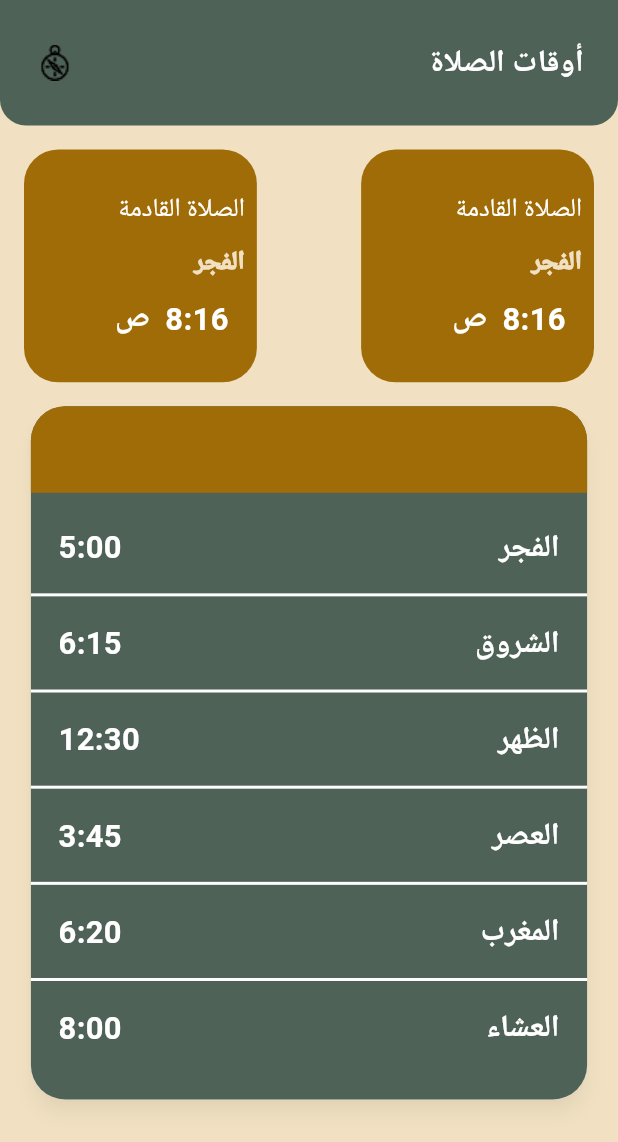
After one commit to hozifakhaled/hasna, a Flutter app: the PrayerstimersView screen opened by its route, on a phone screen of 412 x 824 dp. The commit adds this screen. Shown: the top 1142 px of the screen. Run offline on Flutter 3.47's test engine with Material 3 defaults, Android fonts, the phone set to English and light mode, and no system bars; our stand-ins replace bloc, equatable, flutter_bloc, flutter_screenutil, go_router, google_fonts; Roboto replaces fonts that are missing (Cairo).

Commit message:
prayer times

```diff
--- a/lib/constants/images.dart
+++ b/lib/constants/images.dart
@@ -26,6 +26,10 @@ class Assets {
   /// assets/images/iconinappbar.png
   static const String imagesIconinappbar = "assets/images/iconinappbar.png";
 
+  /// Assets for imagesImageposla
+  /// assets/images/imageposla.png
+  static const String imagesImageposla = "assets/images/imageposla.png";
+
   /// Assets for imagesOnbooardingimage
   /// assets/images/onbooardingimage.png
   static const String imagesOnbooardingimage = "assets/images/onbooardingimage.png";
--- a/lib/core/routing/app_routing.dart
+++ b/lib/core/routing/app_routing.dart
@@ -20,6 +20,11 @@ class AppRouting {
         path: Routes.hadith,
         builder: (context, state) => const HadithView(),
       ),
+
+           GoRoute(
+        path: Routes.prayTimers,
+        builder: (context, state) => const PrayerstimersView(),
+      ),
       GoRoute(
         path: Routes.home,
         builder: (context, state) => const HomeView(),
--- a/lib/core/widgets/custom_appbar1.dart
+++ b/lib/core/widgets/custom_appbar1.dart
@@ -5,12 +5,13 @@ import 'package:hasna/core/texts_styleing/text_styles.dart';
 import 'package:hasna/core/themeing/colors.dart';
 
 class CustomAppbar1 extends StatelessWidget {
-  const CustomAppbar1({super.key, required this.title});
+  const CustomAppbar1({super.key, required this.title, this.image});
   final String title;
+  final String? image;
   @override
   Widget build(BuildContext context) {
     return Container(
-      padding: EdgeInsets.symmetric(horizontal: 16.w),
+      padding: EdgeInsets.symmetric(horizontal: 20.w),
       width: double.infinity,
       height: 70.h,
      // color: AppColors.maincolor,
@@ -26,7 +27,7 @@ class CustomAppbar1 extends StatelessWidget {
         mainAxisAlignment:  MainAxisAlignment.spaceBetween,
         children: [
           Text(title,style:  TextStyles.text20.copyWith(color: Colors.white,fontWeight: FontWeight.bold),),
-          Image.asset(Assets.imagesIconinappbar,width: 24.w,height: 24.h,)
+          Image.asset(image?? Assets.imagesIconinappbar,width: 24.w,height: 24.h,)
         ],
       ),
     );
--- a/lib/features/onboarding/presentation/widgets/onboarding_view_body.dart
+++ b/lib/features/onboarding/presentation/widgets/onboarding_view_body.dart
@@ -35,7 +35,7 @@ class OnboardingViewBody extends StatelessWidget {
             width:context.width*0.6,
             child: CustomButton(text: 'ابدأ الان',buttonbodycolor: Colors.white,textcolor: AppColors.maincolor,onTap: (){
 
-              GoRouter.of(context).push(Routes.hadith);
+              GoRouter.of(context).push(Routes.prayTimers);
             },))
             ],
           ),
--- a/lib/features/prayerstimers/presentation/screens/prayerstimers_view.dart
+++ b/lib/features/prayerstimers/presentation/screens/prayerstimers_view.dart
@@ -1,4 +1,5 @@
 import 'package:flutter/material.dart';
+import 'package:hasna/core/themeing/colors.dart';
 import 'package:hasna/features/prayerstimers/presentation/widgets/prayerstimers_view_body.dart';
 
 class PrayerstimersView extends StatelessWidget {
@@ -6,6 +7,11 @@ class PrayerstimersView extends StatelessWidget {
 
   @override
   Widget build(BuildContext context) {
-    return PrayerstimersViewBody();
+    return SafeArea(
+      child: Scaffold(
+        body: PrayerstimersViewBody(),
+        backgroundColor: AppColors.thirdcolor,
+      ),
+    );
   }
 }
--- /dev/null
+++ b/lib/features/prayerstimers/presentation/widgets/before_after_prayer.dart
@@ -0,0 +1,52 @@
+import 'package:flutter/material.dart';
+import 'package:flutter_screenutil/flutter_screenutil.dart';
+import 'package:hasna/core/texts_styleing/text_styles.dart';
+import 'package:hasna/core/themeing/colors.dart';
+
+class BeforeAndAfterPrayer extends StatelessWidget {
+  const BeforeAndAfterPrayer({
+    super.key,
+  });
+
+  @override
+  Widget build(BuildContext context) {
+    return Container(
+      decoration: BoxDecoration(
+        color: AppColors.secondcolor,
+        borderRadius: BorderRadius.circular(20.r),
+      ),
+      height: 130.h,
+      width: 130.h,
+      child: Padding(
+        padding: const EdgeInsets.all(8.0),
+        child: Column(
+          mainAxisAlignment: MainAxisAlignment.center,
+          crossAxisAlignment: CrossAxisAlignment.start,
+          spacing: 10,
+          children: [
+            Text(
+              'الصلاة القادمة',
+              style: TextStyles.text15.copyWith(
+                color: Colors.white,
+                fontWeight: FontWeight.w100,
+              ),
+            ),
+            Text(
+              'الفجر',
+              style: TextStyles.text15.copyWith(
+                color: AppColors.thirdcolor,
+                // fontWeight: FontWeight.bold,
+              ),
+            ),
+            Text(
+              '  8:16  ص',
+              style: TextStyles.text20.copyWith(
+                ///  fontWeight: FontWeight.bold
+              ),
+            ),
+          ],
+        ),
+      ),
+    );
+  }
+}
--- /dev/null
+++ b/lib/features/prayerstimers/presentation/widgets/prayers_times.dart
@@ -0,0 +1,75 @@
+import 'package:flutter/material.dart';
+import 'package:flutter_screenutil/flutter_screenutil.dart';
+import 'package:hasna/core/extention/extention.dart';
+import 'package:hasna/core/texts_styleing/text_styles.dart';
+import 'package:hasna/core/themeing/colors.dart';
+
+class PrayerTimesContainer extends StatelessWidget {
+  const PrayerTimesContainer({super.key});
+
+  @override
+  Widget build(BuildContext context) {
+    final List<Map<String, String>> prayerTimes = [
+      {"name": "الفجر", "time": "5:00"},
+      {"name": "الشروق", "time": "6:15"},
+      {"name": "الظهر", "time": "12:30"},
+      {"name": "العصر", "time": "3:45"},
+      {"name": "المغرب", "time": "6:20"},
+      {"name": "العشاء", "time": "8:00"},
+    ];
+
+    return Material(
+      elevation: 5,
+      borderRadius: BorderRadius.circular(20.r),
+      shadowColor: Colors.black26,
+      child: Container(
+        width: context.width * 0.9,
+        decoration: BoxDecoration(
+          color: AppColors.maincolor,
+          borderRadius: BorderRadius.circular(20.r),
+        ),
+        child: Column(
+          children: [
+            // العنوان العلوي
+            Container(
+              width: double.infinity,
+              height: context.height * 0.07,
+              decoration: BoxDecoration(
+                color: AppColors.secondcolor,
+                borderRadius: BorderRadius.vertical(top: Radius.circular(20.r)),
+              ),
+            ),
+
+            Padding(
+              padding: EdgeInsets.symmetric(vertical: 10.h),
+              child: Column(
+                children: prayerTimes.asMap().entries.map((entry) {
+                  final index = entry.key;
+                  final prayer = entry.value;
+                  return Column(
+                    children: [
+                      Padding(
+                        padding: EdgeInsets.symmetric(horizontal: 16.w, vertical: 8.h),
+                        child: Row(
+                          mainAxisAlignment: MainAxisAlignment.spaceBetween,
+                          children: [
+                            Text(prayer["name"]!, style: TextStyles.text20),
+                            Text(prayer["time"]!, style: TextStyles.text20),
+                          ],
+                        ),
+                      ),
+                      if (index < prayerTimes.length - 1)
+                        Divider(color: Colors.white, thickness: 2),
+                    ],
+                  );
+                }).toList(),
+              ),
+            ),
+
+            SizedBox(height: 10.h), // تحسين التباعد السفلي
+          ],
+        ),
+      ),
+    );
+  }
+}
--- a/lib/features/prayerstimers/presentation/widgets/prayerstimers_view_body.dart
+++ b/lib/features/prayerstimers/presentation/widgets/prayerstimers_view_body.dart
@@ -1,10 +1,33 @@
 import 'package:flutter/material.dart';
+import 'package:flutter_screenutil/flutter_screenutil.dart';
+import 'package:hasna/constants/images.dart';
+import 'package:hasna/core/texts_styleing/text_styles.dart';
+import 'package:hasna/core/themeing/colors.dart';
+import 'package:hasna/core/widgets/custom_appbar1.dart';
+import 'package:hasna/features/prayerstimers/presentation/widgets/before_after_prayer.dart';
+import 'package:hasna/features/prayerstimers/presentation/widgets/prayers_times.dart';
 
 class PrayerstimersViewBody extends StatelessWidget {
   const PrayerstimersViewBody({super.key});
 
   @override
   Widget build(BuildContext context) {
-    return const Placeholder();
+    return SingleChildScrollView(
+
+      child: Column(
+        children: [
+          CustomAppbar1(title: 'أوقات الصلاة', image: Assets.imagesImageposla),
+          Row(
+            mainAxisAlignment: MainAxisAlignment.spaceBetween,
+            children:List.generate(2, (index) => Padding(
+              padding: const EdgeInsets.all(16.0),
+              child: BeforeAndAfterPrayer(),
+            )),
+          ),
+      PrayerTimesContainer(),
+
+        ],
+      ),
+    );
   }
 }
```
Also changed, not shown: assets/images/imageposla.png (added).
